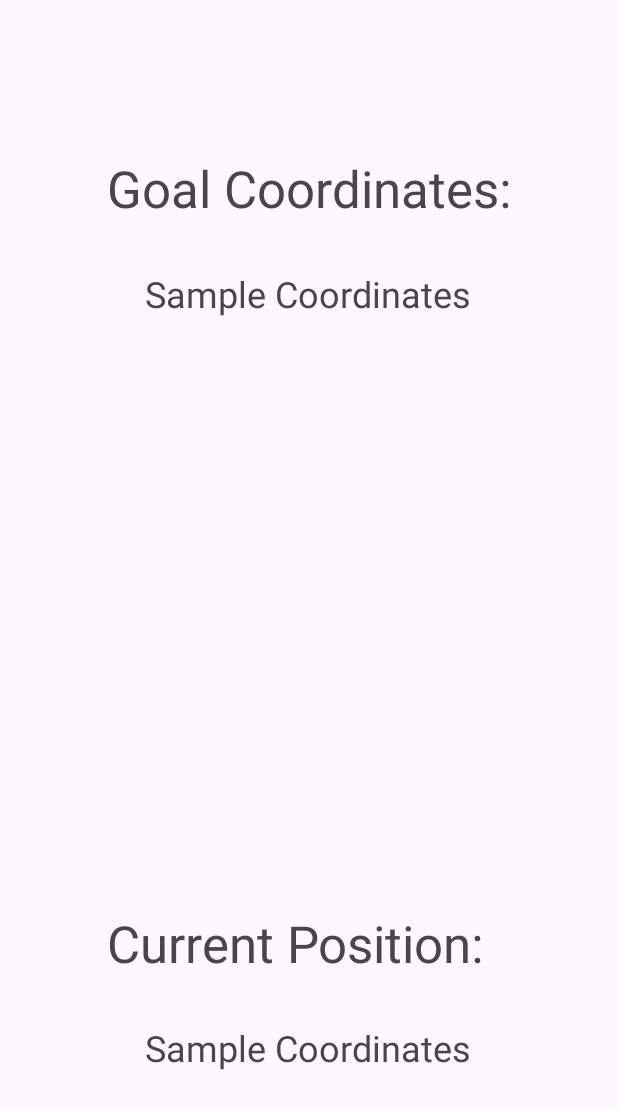
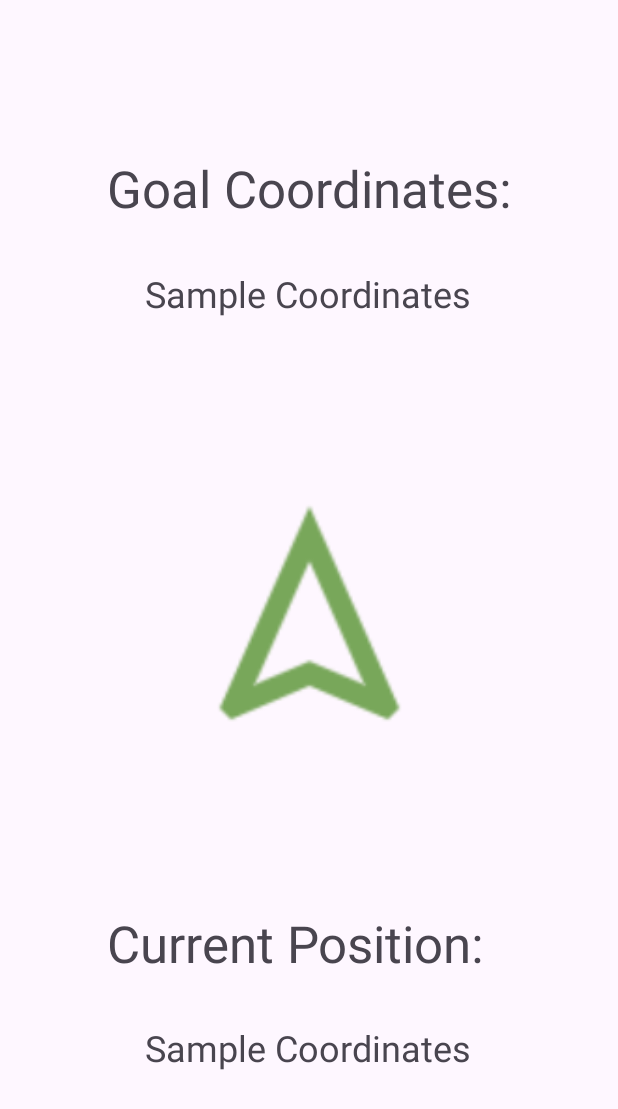
Before and after one commit to CUBSPLOSIVE/CS3318_COORDS, an Android app: the screen it shows after launch (MainActivity), on a phone screen of 412 x 824 dp. Shown: the top 1109 px of the screen. Run offline under Robolectric (Android 15) with nearby library versions, the phone set to English and light mode, and no system bars; our stand-ins replace Room's generated code.

Commit message:
Front page UI Start. -Added a navigation arrow -Added variables for the coordinates on the front page

```diff
--- a/CoordsApp/app/src/main/java/com/example/coordsapp/MainActivity.kt
+++ b/CoordsApp/app/src/main/java/com/example/coordsapp/MainActivity.kt
@@ -37,7 +37,7 @@ class MainActivity : AppCompatActivity() {
                 // If permission is granted, start receiving location updates
                 startLocationUpdates()
             } else {
-                // If permission is denied, show a Toast message
+                // If permission is denied, show a Toast message.
                 Toast.makeText(this, "Location permission not granted.", Toast.LENGTH_SHORT).show()
             }
         }
--- a/CoordsApp/app/src/main/res/layout/activity_main.xml
+++ b/CoordsApp/app/src/main/res/layout/activity_main.xml
@@ -58,4 +58,14 @@
         app:layout_constraintTop_toTopOf="parent"
         app:layout_constraintVertical_bias="0.862" />
 
+    <ImageView
+        android:id="@+id/navArrow"
+        android:layout_width="179dp"
+        android:layout_height="202dp"
+        app:layout_constraintBottom_toBottomOf="parent"
+        app:layout_constraintEnd_toEndOf="parent"
+        app:layout_constraintStart_toStartOf="parent"
+        app:layout_constraintTop_toTopOf="parent"
+        app:srcCompat="@drawable/navarrow" />
+
 </androidx.constraintlayout.widget.ConstraintLayout>
```
